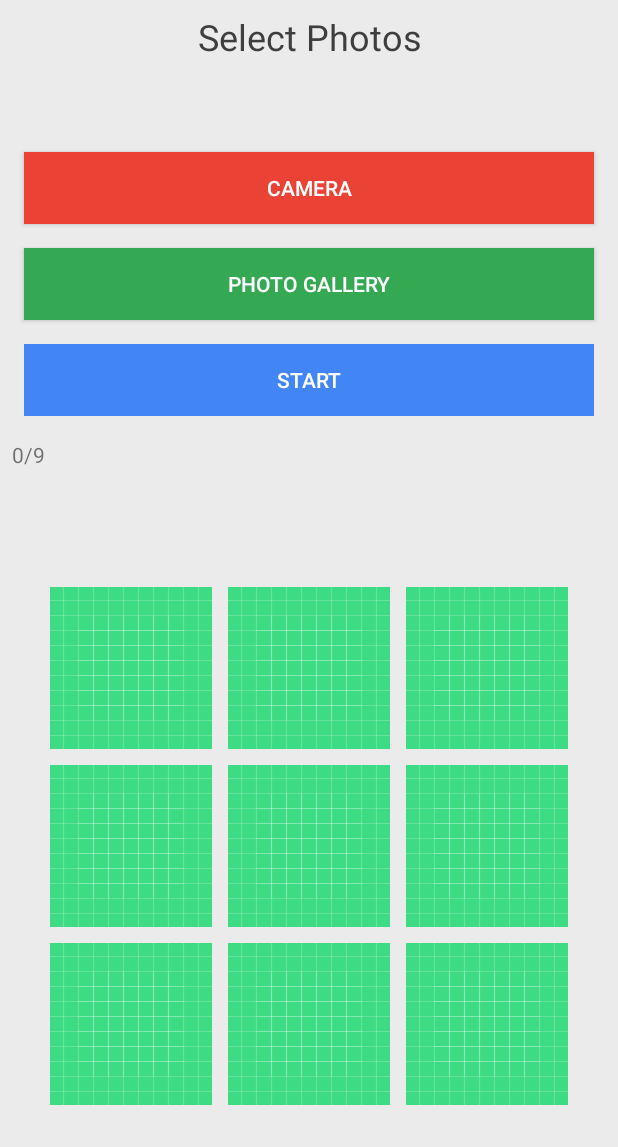
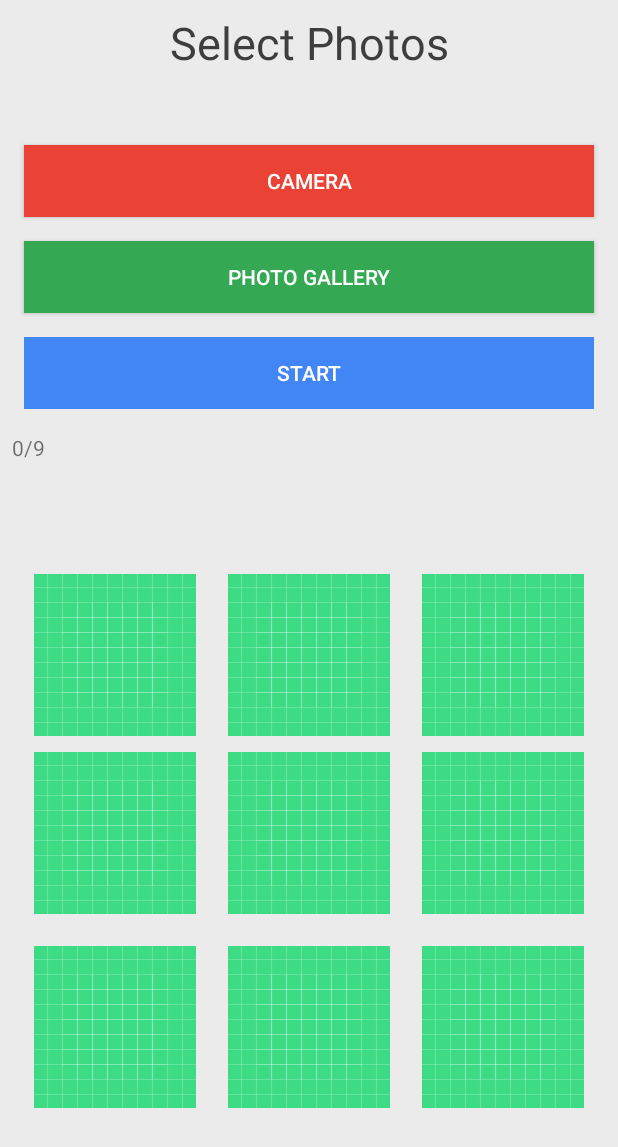
Before and after one commit to adamhemeon/Project-SCRAPBook, an Android app: the PhotoActivity screen opened directly, with no data from a screen before it, on a phone screen of 412 x 824 dp. Shown: the top 1147 px of the screen. Run offline under Robolectric (Android 15) with nearby library versions, the light colour scheme and no system bars.

Commit message:
adjusts the margins to photo rows, increases text size for headers

```diff
--- a/SCRAPBook/app/src/main/res/layout/activity_photo.xml
+++ b/SCRAPBook/app/src/main/res/layout/activity_photo.xml
@@ -17,7 +17,7 @@
         android:text="@string/textViewSelectionHeader"
         android:textAlignment="center"
         android:textColor="@color/black"
-        android:textSize="24sp"
+        android:textSize="30sp"
         app:layout_constraintEnd_toEndOf="parent"
         app:layout_constraintStart_toStartOf="parent"
         app:layout_constraintTop_toTopOf="parent"/>
@@ -30,7 +30,7 @@
         android:layout_marginEnd="8dp"
         android:layout_marginBottom="16dp"
         android:orientation="vertical"
-        app:layout_constraintBottom_toTopOf="@+id/photoScrollView"
+        app:layout_constraintBottom_toTopOf="@+id/photoTableView"
         app:layout_constraintEnd_toEndOf="parent"
         app:layout_constraintStart_toStartOf="parent"
         app:layout_constraintTop_toTopOf="@id/textViewSelectionHeader">
@@ -77,26 +77,22 @@
         app:layout_constraintStart_toStartOf="parent"
         app:layout_constraintTop_toBottomOf="@id/buttonLayout" />
 
-    <ScrollView
-        android:id="@+id/photoScrollView"
+    <TableLayout
+        android:id="@+id/photoTableView"
         android:layout_width="0dp"
         android:layout_height="wrap_content"
         android:layout_marginStart="8dp"
         android:layout_marginTop="8dp"
         android:layout_marginEnd="8dp"
-        android:layout_marginBottom="16dp"
+        android:layout_marginBottom="8dp"
         app:layout_constraintBottom_toBottomOf="parent"
         app:layout_constraintEnd_toEndOf="parent"
         app:layout_constraintStart_toStartOf="parent"
         app:layout_constraintTop_toBottomOf="@+id/textViewNumPhotos">
 
-        <TableLayout
-            android:layout_width="match_parent"
-            android:layout_height="wrap_content">
-
         <TableRow
             android:layout_width="match_parent"
-                android:layout_height="match_parent"
+            android:layout_height="wrap_content"
             android:gravity="center">
 
             <ImageView
@@ -126,7 +122,7 @@
 
         <TableRow
             android:layout_width="match_parent"
-                android:layout_height="match_parent"
+            android:layout_height="wrap_content"
             android:gravity="center">
 
             <ImageView
@@ -156,7 +152,7 @@
 
         <TableRow
             android:layout_width="match_parent"
-                android:layout_height="match_parent"
+            android:layout_height="wrap_content"
             android:gravity="center">
 
             <ImageView
@@ -171,7 +167,7 @@
                 android:id="@+id/imageViewPhoto8"
                 android:layout_width="wrap_content"
                 android:layout_height="wrap_content"
-                    android:layout_margin="5dp"
+                android:layout_margin="16dp"
                 android:contentDescription="@string/imageViewPlayerPhoto"
                 android:src="@drawable/ic_launcher_background" />
 
@@ -185,6 +181,6 @@
         </TableRow>
 
     </TableLayout>
-    </ScrollView>
+
 
 </androidx.constraintlayout.widget.ConstraintLayout>
--- a/SCRAPBook/app/src/main/res/layout/activity_settings.xml
+++ b/SCRAPBook/app/src/main/res/layout/activity_settings.xml
@@ -27,7 +27,7 @@
             android:text="@string/btnSettings"
             android:textAlignment="center"
             android:textColor="@color/black"
-            android:textSize="24sp" />
+            android:textSize="30sp" />
 
         <ScrollView
             android:layout_width="match_parent"
```
Lines whose indentation alone changed are shown as unchanged.
